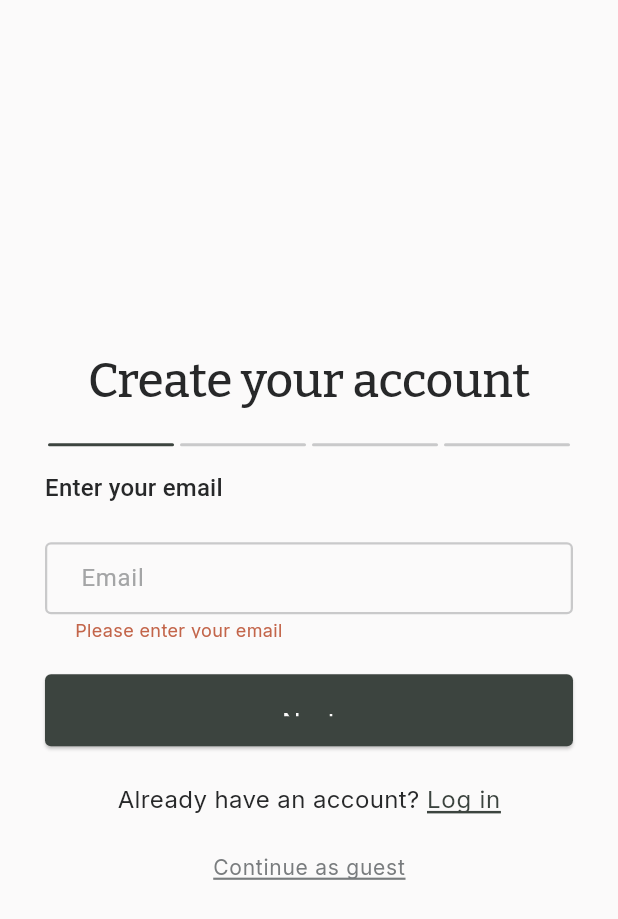
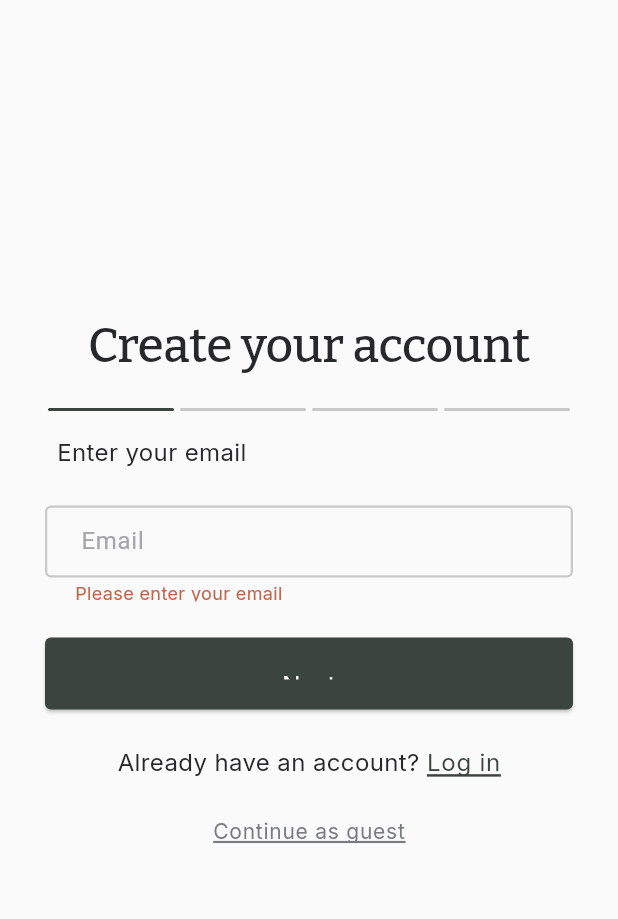
Before and after one commit to evelyn-2022/loop-desktop, a Flutter app: the SignUpScreen screen opened by its route, after a tap on "Next", on a phone screen of 412 x 824 dp. Shown: the top 919 px of the screen. Run offline on Flutter 3.47's test engine with Material 3 defaults, Android fonts, the phone set to English and light mode, and no system bars; our stand-ins replace dio, flutter_svg, google_fonts, jwt_decoder, shared_preferences; accounts and stored records are empty.

Commit message:
Improve signup ui

```diff
--- a/lib/theme/app_dimensions.dart
+++ b/lib/theme/app_dimensions.dart
@@ -4,6 +4,7 @@ class AppDimensions {
   static const double buttonPaddingHorizontal = 20;
   static const double buttonPaddingVertical = 20;
 
+  static const double iconSizeXs = 14;
   static const double iconSizeSm = 20;
   static const double strokeWidthMd = 1.5;
   static const double strokeWidthLg = 2;
--- a/lib/ui/auth/signup/widgets/signup_screen.dart
+++ b/lib/ui/auth/signup/widgets/signup_screen.dart
@@ -16,7 +16,10 @@ class SignUpScreen extends StatefulWidget {
 }
 
 class _SignUpScreenState extends State<SignUpScreen> {
+  static const int totalSteps = 4;
+
   final _formKey = GlobalKey<FormState>();
+
   final _emailController = TextEditingController();
   final _passwordController = TextEditingController();
   final _confirmController = TextEditingController();
@@ -26,8 +29,9 @@ class _SignUpScreenState extends State<SignUpScreen> {
   final _passwordFocus = FocusNode();
   final _confirmFocus = FocusNode();
   final _usernameFocus = FocusNode();
+  final _keyboardListenerFocus = FocusNode();
 
-  final _keyboardListenerFocus = FocusNode();
+  final Map<int, FocusNode> _focusMap = {};
 
   int _currentStep = 0;
   bool _submitAttempted = false;
@@ -47,17 +51,23 @@ class _SignUpScreenState extends State<SignUpScreen> {
   void initState() {
     super.initState();
 
+    _focusMap.addAll({
+      0: _emailFocus,
+      1: _passwordFocus,
+      2: _confirmFocus,
+      3: _usernameFocus,
+    });
+
     _passwordController
         .addListener(_updatePasswordRequirements);
 
     WidgetsBinding.instance.addPostFrameCallback((_) {
-      _emailFocus.requestFocus();
+      _requestFocusForStep(0);
     });
   }
 
   void _updatePasswordRequirements() {
     final text = _passwordController.text;
-
     setState(() {
       _hasMinLength = text.length >= 8;
       _hasNumber = RegExp(r'\d').hasMatch(text);
@@ -65,60 +75,55 @@ class _SignUpScreenState extends State<SignUpScreen> {
     });
   }
 
-  void _validateAndContinue() {
-    bool isValid = false;
+  void _requestFocusForStep(int step) {
+    _focusMap[step]?.requestFocus();
+  }
 
-    setState(() {
-      _submitAttempted = true;
-    });
-
+  bool _isStepValid() {
     switch (_currentStep) {
       case 0:
-        isValid = Validators.validateEmail(
+        return Validators.validateEmail(
                 _emailController.text) ==
             null;
-        break;
       case 1:
-        isValid = Validators.validatePassword(
+        return Validators.validatePassword(
                 _passwordController.text) ==
             null;
-        break;
       case 2:
-        isValid = _confirmController.text ==
+        return _confirmController.text ==
             _passwordController.text;
-        break;
       case 3:
-        isValid =
-            _usernameController.text.trim().isNotEmpty;
-        break;
+        return _usernameController.text.trim().isNotEmpty;
+      default:
+        return false;
     }
+  }
+
+  void _validateAndContinue() {
+    setState(() => _submitAttempted = true);
+
+    final isValid = _isStepValid();
 
     if (!isValid) {
       _keyboardListenerFocus.requestFocus();
       return;
     }
 
-    if (_currentStep < 3) {
+    if (_currentStep < totalSteps - 1) {
       setState(() => _currentStep++);
       WidgetsBinding.instance.addPostFrameCallback((_) {
-        switch (_currentStep) {
-          case 0:
-            _emailFocus.requestFocus();
-            break;
-          case 1:
-            _passwordFocus.requestFocus();
-            break;
-          case 2:
-            _confirmFocus.requestFocus();
-            break;
-          case 3:
-            _usernameFocus.requestFocus();
-            break;
-        }
+        _requestFocusForStep(_currentStep);
       });
     } else {
       _submit();
     }
+  }
+
+  void _submit() {
+    print("✅ Sign Up Info:");
+    print("Email: ${_emailController.text}");
+    print("Password: ${_passwordController.text}");
+    print("Username: ${_usernameController.text}");
   }
 
   @override
@@ -135,30 +140,6 @@ class _SignUpScreenState extends State<SignUpScreen> {
     _usernameFocus.dispose();
     _keyboardListenerFocus.dispose();
     super.dispose();
-  }
-
-  void _submit() {
-    print("✅ Sign Up Info:");
-    print("Email: ${_emailController.text}");
-    print("Password: ${_passwordController.text}");
-    print("Username: ${_usernameController.text}");
-  }
-
-  void _requestFocusForStep(int step) {
-    switch (step) {
-      case 0:
-        _emailFocus.requestFocus();
-        break;
-      case 1:
-        _passwordFocus.requestFocus();
-        break;
-      case 2:
-        _confirmFocus.requestFocus();
-        break;
-      case 3:
-        _usernameFocus.requestFocus();
-        break;
-    }
   }
 
   @override
@@ -181,13 +162,15 @@ class _SignUpScreenState extends State<SignUpScreen> {
         child: Center(
           child: ConstrainedBox(
             constraints: const BoxConstraints(
-              maxWidth: AppDimensions.formWidth,
-            ),
+                maxWidth: AppDimensions.formWidth),
             child: Padding(
               padding:
                   const EdgeInsets.all(AppDimensions.gapMd),
+              child: SizedBox(
+                height: 400,
                 child: Column(
-                mainAxisSize: MainAxisSize.min,
+                  mainAxisAlignment:
+                      MainAxisAlignment.start,
                   children: [
                     Text(
                       'Create your account',
@@ -198,7 +181,7 @@ class _SignUpScreenState extends State<SignUpScreen> {
                         height: AppDimensions.gapMd),
                     AppProgressBar(
                       currentStep: _currentStep,
-                    totalSteps: 4,
+                      totalSteps: totalSteps,
                     ),
                     const SizedBox(
                         height: AppDimensions.gapSm),
@@ -233,11 +216,13 @@ class _SignUpScreenState extends State<SignUpScreen> {
                         usernameFocus: _usernameFocus,
                         hasMinLength: _hasMinLength,
                         hasNumber: _hasNumber,
-                          hasLowercase: _hasLowercase)),
+                        hasLowercase: _hasLowercase,
+                      ),
+                    ),
                     const SizedBox(
                         height: AppDimensions.gapMd),
                     AppButton(
-                    label: _currentStep < 3
+                      label: _currentStep < totalSteps - 1
                           ? 'Next'
                           : 'Sign Up',
                       onPressed: _validateAndContinue,
@@ -253,6 +238,7 @@ class _SignUpScreenState extends State<SignUpScreen> {
             ),
           ),
         ),
+      ),
     );
   }
 }
--- a/lib/ui/auth/signup/widgets/signup_step_field.dart
+++ b/lib/ui/auth/signup/widgets/signup_step_field.dart
@@ -1,5 +1,5 @@
 import 'package:flutter/material.dart';
-import 'package:loop/ui/auth/signup/widgets/password_requirements.dart';
+import 'package:loop/ui/shared/widgets/app_password_requirements.dart';
 import 'package:loop/ui/shared/widgets/app_text_field.dart';
 import 'package:loop/utils/validators.dart';
 
--- a/lib/ui/auth/signup/widgets/signup_top_bar.dart
+++ b/lib/ui/auth/signup/widgets/signup_top_bar.dart
@@ -1,4 +1,6 @@
 import 'package:flutter/material.dart';
+import 'package:flutter_svg/svg.dart';
+import 'package:loop/theme/app_dimensions.dart';
 
 class SignUpTopBar extends StatelessWidget {
   final int currentStep;
@@ -19,12 +21,21 @@ class SignUpTopBar extends StatelessWidget {
       children: [
         if (currentStep > 0)
           IconButton(
-            icon: const Icon(Icons.chevron_left),
             onPressed: onBack,
+            icon: SvgPicture.asset(
+              'assets/icons/chevron.svg',
+              width: AppDimensions.iconSizeXs,
+              height: AppDimensions.iconSizeXs,
+              colorFilter: ColorFilter.mode(
+                theme.colorScheme.onSurface,
+                BlendMode.srcIn,
+              ),
+            ),
           ),
+        const SizedBox(width: AppDimensions.gapXs),
         Text(
           stepInstructions[currentStep],
-          style: theme.textTheme.titleMedium,
+          style: theme.textTheme.bodyMedium,
         ),
       ],
     );
```
Also changed, not shown: lib/ui/shared/widgets/app_password_requirements.dart (+18 -12 lines), assets/icons/checked_circle.svg (added), assets/icons/chevron.svg (added), assets/icons/circle.svg (added). Lines whose indentation alone changed are shown as unchanged.
